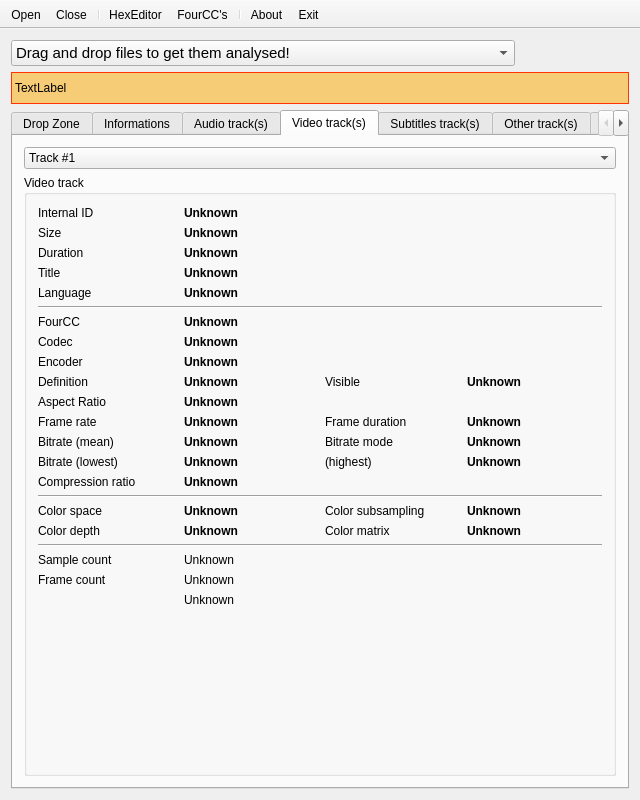
This is mini_analyser/ui/mainwindow.ui in emericg/MiniVideo as Qt 5 draws it before an edit. The edited form follows.
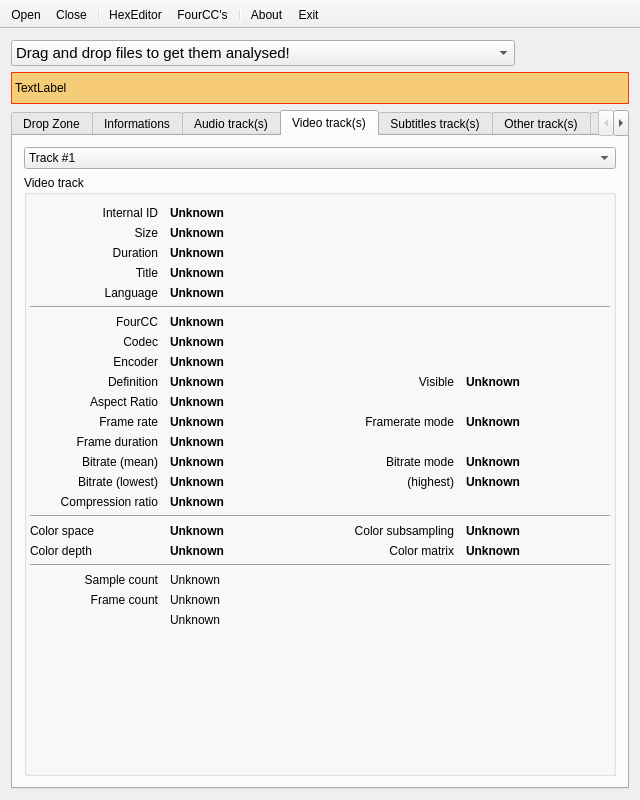
This is the edited form. The open tabs and pages were chosen to show the change. Icons and pictures are not drawn.

Commit message: mini_analyser: tons of GUI improvments

```diff
--- a/mini_analyser/ui/mainwindow.ui
+++ b/mini_analyser/ui/mainwindow.ui
@@ -1630,13 +1630,25 @@
            <string>Video track</string>
           </property>
           <layout class="QVBoxLayout" name="verticalLayout_6">
+           <property name="leftMargin">
+            <number>3</number>
+           </property>
+           <property name="rightMargin">
+            <number>3</number>
+           </property>
            <item>
             <layout class="QGridLayout" name="gridLayout_12">
+             <property name="horizontalSpacing">
+              <number>12</number>
+             </property>
              <item row="3" column="0">
               <widget class="QLabel" name="label_63">
                <property name="text">
                 <string>Title</string>
                </property>
+               <property name="alignment">
+                <set>Qt::AlignRight|Qt::AlignTrailing|Qt::AlignVCenter</set>
+               </property>
               </widget>
              </item>
              <item row="0" column="1">
@@ -1660,6 +1672,9 @@
                <property name="text">
                 <string>Size</string>
                </property>
+               <property name="alignment">
+                <set>Qt::AlignRight|Qt::AlignTrailing|Qt::AlignVCenter</set>
+               </property>
               </widget>
              </item>
              <item row="2" column="0">
@@ -1667,6 +1682,9 @@
                <property name="text">
                 <string>Duration</string>
                </property>
+               <property name="alignment">
+                <set>Qt::AlignRight|Qt::AlignTrailing|Qt::AlignVCenter</set>
+               </property>
               </widget>
              </item>
              <item row="0" column="0">
@@ -1679,13 +1697,16 @@
                </property>
                <property name="maximumSize">
                 <size>
-                 <width>140</width>
+                 <width>128</width>
                  <height>16777215</height>
                 </size>
                </property>
                <property name="text">
                 <string>Internal ID</string>
                </property>
+               <property name="alignment">
+                <set>Qt::AlignRight|Qt::AlignTrailing|Qt::AlignVCenter</set>
+               </property>
               </widget>
              </item>
              <item row="4" column="0">
@@ -1693,6 +1714,9 @@
                <property name="text">
                 <string>Language</string>
                </property>
+               <property name="alignment">
+                <set>Qt::AlignRight|Qt::AlignTrailing|Qt::AlignVCenter</set>
+               </property>
               </widget>
              </item>
              <item row="1" column="1">
@@ -1770,25 +1794,37 @@
            </item>
            <item>
             <layout class="QGridLayout" name="gridLayout_6">
+             <property name="horizontalSpacing">
+              <number>12</number>
+             </property>
              <item row="2" column="0">
               <widget class="QLabel" name="label_62">
                <property name="text">
                 <string>Encoder</string>
                </property>
-              </widget>
-             </item>
-             <item row="6" column="0">
-              <widget class="QLabel" name="label_11">
-               <property name="text">
-                <string>Bitrate (mean)</string>
+               <property name="alignment">
+                <set>Qt::AlignRight|Qt::AlignTrailing|Qt::AlignVCenter</set>
                </property>
               </widget>
              </item>
              <item row="7" column="0">
+              <widget class="QLabel" name="label_11">
+               <property name="text">
+                <string>Bitrate (mean)</string>
+               </property>
+               <property name="alignment">
+                <set>Qt::AlignRight|Qt::AlignTrailing|Qt::AlignVCenter</set>
+               </property>
+              </widget>
+             </item>
+             <item row="8" column="0">
               <widget class="QLabel" name="label_56">
                <property name="text">
                 <string>Bitrate (lowest)</string>
                </property>
+               <property name="alignment">
+                <set>Qt::AlignRight|Qt::AlignTrailing|Qt::AlignVCenter</set>
+               </property>
               </widget>
              </item>
              <item row="1" column="0">
@@ -1796,6 +1832,9 @@
                <property name="text">
                 <string>Codec</string>
                </property>
+               <property name="alignment">
+                <set>Qt::AlignRight|Qt::AlignTrailing|Qt::AlignVCenter</set>
+               </property>
               </widget>
              </item>
              <item row="3" column="0">
@@ -1803,9 +1842,12 @@
                <property name="text">
                 <string>Definition</string>
                </property>
+               <property name="alignment">
+                <set>Qt::AlignRight|Qt::AlignTrailing|Qt::AlignVCenter</set>
+               </property>
               </widget>
              </item>
-             <item row="7" column="1">
+             <item row="8" column="1">
               <widget class="QLabel" name="label_video_bitrate_lowest">
                <property name="font">
                 <font>
@@ -1821,14 +1863,17 @@
                </property>
               </widget>
              </item>
-             <item row="7" column="2">
+             <item row="8" column="2">
               <widget class="QLabel" name="label_72">
                <property name="text">
                 <string>(highest)</string>
                </property>
+               <property name="alignment">
+                <set>Qt::AlignRight|Qt::AlignTrailing|Qt::AlignVCenter</set>
+               </property>
               </widget>
              </item>
-             <item row="7" column="3">
+             <item row="8" column="3">
               <widget class="QLabel" name="label_video_bitrate_highest">
                <property name="font">
                 <font>
@@ -1865,6 +1910,9 @@
                <property name="text">
                 <string>Frame rate</string>
                </property>
+               <property name="alignment">
+                <set>Qt::AlignRight|Qt::AlignTrailing|Qt::AlignVCenter</set>
+               </property>
               </widget>
              </item>
              <item row="1" column="1" colspan="3">
@@ -1902,24 +1950,24 @@
              <item row="5" column="2">
               <widget class="QLabel" name="label_77">
                <property name="text">
-                <string>Frame duration</string>
+                <string>Framerate mode</string>
+               </property>
+               <property name="alignment">
+                <set>Qt::AlignRight|Qt::AlignTrailing|Qt::AlignVCenter</set>
                </property>
               </widget>
              </item>
              <item row="4" column="0">
               <widget class="QLabel" name="label_57">
-               <property name="maximumSize">
-                <size>
-                 <width>150</width>
-                 <height>16777215</height>
-                </size>
-               </property>
                <property name="text">
                 <string>Aspect Ratio</string>
                </property>
+               <property name="alignment">
+                <set>Qt::AlignRight|Qt::AlignTrailing|Qt::AlignVCenter</set>
+               </property>
               </widget>
              </item>
-             <item row="6" column="1">
+             <item row="7" column="1">
               <widget class="QLabel" name="label_video_bitrate_gross">
                <property name="font">
                 <font>
@@ -1935,11 +1983,14 @@
                </property>
               </widget>
              </item>
-             <item row="6" column="2">
+             <item row="7" column="2">
               <widget class="QLabel" name="label_53">
                <property name="text">
                 <string>Bitrate mode</string>
                </property>
+               <property name="alignment">
+                <set>Qt::AlignRight|Qt::AlignTrailing|Qt::AlignVCenter</set>
+               </property>
               </widget>
              </item>
              <item row="4" column="1" colspan="3">
@@ -1960,15 +2011,24 @@
              </item>
              <item row="3" column="2">
               <widget class="QLabel" name="label_10">
+               <property name="sizePolicy">
+                <sizepolicy hsizetype="MinimumExpanding" vsizetype="Preferred">
+                 <horstretch>0</horstretch>
+                 <verstretch>0</verstretch>
+                </sizepolicy>
+               </property>
                <property name="maximumSize">
                 <size>
-                 <width>150</width>
+                 <width>128</width>
                  <height>16777215</height>
                 </size>
                </property>
                <property name="text">
                 <string>Visible</string>
                </property>
+               <property name="alignment">
+                <set>Qt::AlignRight|Qt::AlignTrailing|Qt::AlignVCenter</set>
+               </property>
               </widget>
              </item>
              <item row="5" column="1">
@@ -1987,30 +2047,17 @@
                </property>
               </widget>
              </item>
-             <item row="5" column="3">
-              <widget class="QLabel" name="label_video_frameduration">
-               <property name="font">
-                <font>
-                 <weight>75</weight>
-                 <bold>true</bold>
-                </font>
-               </property>
-               <property name="text">
-                <string>Unknown</string>
-               </property>
-               <property name="textInteractionFlags">
-                <set>Qt::LinksAccessibleByMouse|Qt::TextSelectableByKeyboard|Qt::TextSelectableByMouse</set>
-               </property>
-              </widget>
-             </item>
-             <item row="8" column="0">
+             <item row="9" column="0">
               <widget class="QLabel" name="label_21">
                <property name="text">
                 <string>Compression ratio</string>
                </property>
+               <property name="alignment">
+                <set>Qt::AlignRight|Qt::AlignTrailing|Qt::AlignVCenter</set>
+               </property>
               </widget>
              </item>
-             <item row="6" column="3">
+             <item row="7" column="3">
               <widget class="QLabel" name="label_video_bitratemode">
                <property name="font">
                 <font>
@@ -2042,7 +2089,7 @@
                </property>
               </widget>
              </item>
-             <item row="8" column="1" colspan="3">
+             <item row="9" column="1" colspan="3">
               <widget class="QLabel" name="label_video_compression_ratio">
                <property name="font">
                 <font>
@@ -2084,12 +2131,57 @@
                </property>
                <property name="maximumSize">
                 <size>
-                 <width>140</width>
+                 <width>128</width>
                  <height>16777215</height>
                 </size>
                </property>
                <property name="text">
                 <string>FourCC</string>
+               </property>
+               <property name="alignment">
+                <set>Qt::AlignRight|Qt::AlignTrailing|Qt::AlignVCenter</set>
+               </property>
+              </widget>
+             </item>
+             <item row="6" column="1">
+              <widget class="QLabel" name="label_video_frameduration">
+               <property name="font">
+                <font>
+                 <weight>75</weight>
+                 <bold>true</bold>
+                </font>
+               </property>
+               <property name="text">
+                <string>Unknown</string>
+               </property>
+               <property name="textInteractionFlags">
+                <set>Qt::LinksAccessibleByMouse|Qt::TextSelectableByKeyboard|Qt::TextSelectableByMouse</set>
+               </property>
+              </widget>
+             </item>
+             <item row="6" column="0">
+              <widget class="QLabel" name="label_34">
+               <property name="text">
+                <string>Frame duration</string>
+               </property>
+               <property name="alignment">
+                <set>Qt::AlignRight|Qt::AlignTrailing|Qt::AlignVCenter</set>
+               </property>
+              </widget>
+             </item>
+             <item row="5" column="3">
+              <widget class="QLabel" name="label_video_framerate_mode">
+               <property name="font">
+                <font>
+                 <weight>75</weight>
+                 <bold>true</bold>
+                </font>
+               </property>
+               <property name="text">
+                <string>Unknown</string>
+               </property>
+               <property name="textInteractionFlags">
+                <set>Qt::LinksAccessibleByMouse|Qt::TextSelectableByKeyboard|Qt::TextSelectableByMouse</set>
                </property>
               </widget>
              </item>
@@ -2104,6 +2196,9 @@
            </item>
            <item>
             <layout class="QGridLayout" name="gridLayout_5">
+             <property name="horizontalSpacing">
+              <number>12</number>
+             </property>
              <item row="0" column="1">
               <widget class="QLabel" name="label_video_color_space">
                <property name="font">
@@ -2130,7 +2225,7 @@
                </property>
                <property name="maximumSize">
                 <size>
-                 <width>140</width>
+                 <width>128</width>
                  <height>16777215</height>
                 </size>
                </property>
@@ -2159,13 +2254,16 @@
               <widget class="QLabel" name="label_50">
                <property name="maximumSize">
                 <size>
-                 <width>150</width>
+                 <width>128</width>
                  <height>16777215</height>
                 </size>
                </property>
                <property name="text">
                 <string>Color subsampling</string>
                </property>
+               <property name="alignment">
+                <set>Qt::AlignRight|Qt::AlignTrailing|Qt::AlignVCenter</set>
+               </property>
               </widget>
              </item>
              <item row="1" column="0">
@@ -2180,6 +2278,9 @@
                <property name="text">
                 <string>Color matrix</string>
                </property>
+               <property name="alignment">
+                <set>Qt::AlignRight|Qt::AlignTrailing|Qt::AlignVCenter</set>
+               </property>
               </widget>
              </item>
              <item row="0" column="3">
@@ -2225,11 +2326,17 @@
            </item>
            <item>
             <layout class="QGridLayout" name="gridLayout_13">
+             <property name="horizontalSpacing">
+              <number>12</number>
+             </property>
              <item row="1" column="0">
               <widget class="QLabel" name="label_76">
                <property name="text">
                 <string>Frame count</string>
                </property>
+               <property name="alignment">
+                <set>Qt::AlignRight|Qt::AlignTrailing|Qt::AlignVCenter</set>
+               </property>
               </widget>
              </item>
              <item row="2" column="1" colspan="2">
@@ -2258,13 +2365,16 @@
                </property>
                <property name="maximumSize">
                 <size>
-                 <width>140</width>
+                 <width>128</width>
                  <height>16777215</height>
                 </size>
                </property>
                <property name="text">
                 <string>Sample count</string>
                </property>
+               <property name="alignment">
+                <set>Qt::AlignRight|Qt::AlignTrailing|Qt::AlignVCenter</set>
+               </property>
               </widget>
              </item>
              <item row="0" column="1" colspan="2">
```
Left out of the diff: 498 changed lines with no effect on the pictures. The commit also changes 4 other files.
